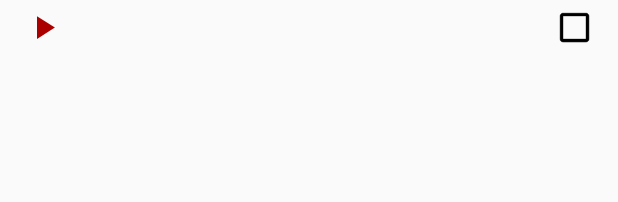
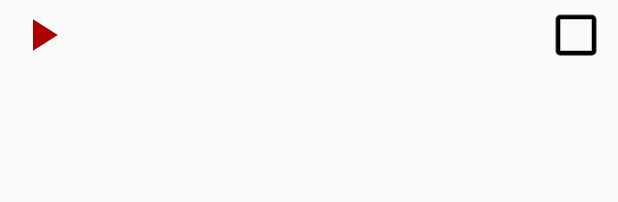
Before and after one commit to helagro/routine-app, an Android app: the layout step_row.xml on its own in the app's theme, with its tools: preview values and no code run, on a phone screen of 412 x 824 dp. Shown: the top 202 px of the screen. Run offline under Robolectric (Android 15) with nearby library versions, the phone set to English and light mode, and no system bars; network calls fail.

Commit message:
minor fixes

```diff
--- a/app/src/main/java/com/hlag/routine/FileManager.kt
+++ b/app/src/main/java/com/hlag/routine/FileManager.kt
@@ -11,7 +11,6 @@ class FileManager {
 
         fun readFile(name: String?): Routine? {
             val text = StringBuilder()
-            Log.d("tag", "Routine file:  " + File(dir, name + ".txt").absoluteFile)
 
             try {
                 val br = BufferedReader(FileReader(File(dir, name + ".txt")))
@@ -34,7 +33,6 @@ class FileManager {
             val text = Gson().toJson(routine).toString()
             val file = File(dir, routine.name + ".txt")
 
-            Log.d("tag", text + "    file:" + file)
             val fileOutputStream = FileOutputStream(file)
             fileOutputStream.use { fileOutputStream ->
                 fileOutputStream.write(text.toByteArray())
--- a/app/src/main/res/layout/step_row.xml
+++ b/app/src/main/res/layout/step_row.xml
@@ -5,11 +5,11 @@
     android:layout_height="wrap_content"
     android:orientation="horizontal"
     android:paddingVertical="5dp"
-    android:paddingHorizontal="16dp">
+    android:paddingHorizontal="10dp">
 
     <ImageButton
-        android:layout_width="26dp"
-        android:layout_height="26dp"
+        android:layout_width="36dp"
+        android:layout_height="36dp"
         android:id="@+id/step_play_row"
         android:src="@drawable/ic_play_arrow_black_24dp"
         android:background="@null"
@@ -17,18 +17,18 @@
         />
 
     <TextView
-        android:layout_marginLeft="10dp"
+        android:layout_marginLeft="5dp"
         android:id="@+id/tvAnimalName"
         android:layout_width="wrap_content"
         android:layout_height="wrap_content"
         android:layout_toRightOf="@id/step_play_row"
         android:textSize="20sp"
-        android:layout_marginRight="30dp" />
+        android:layout_marginRight="40dp" />
 
     <ImageButton
         android:id="@+id/step_finished"
-        android:layout_width="26dp"
-        android:layout_height="26dp"
+        android:layout_width="36dp"
+        android:layout_height="36dp"
         android:layout_alignParentRight="true"
         android:src="@drawable/ic_check_box_outline_blank_black_24dp"
         android:background="@null"
--- a/build.gradle
+++ b/build.gradle
@@ -8,7 +8,7 @@ buildscript {
         mavenCentral()
     }
     dependencies {
-        classpath 'com.android.tools.build:gradle:4.1.3'
+        classpath 'com.android.tools.build:gradle:7.1.0-alpha03'
         classpath "org.jetbrains.kotlin:kotlin-gradle-plugin:$kotlin_version"
 
         // NOTE: Do not place your application dependencies here; they belong
```
Also changed, not shown: app/src/main/java/com/hlag/routine/StepsActivity.kt (+23 -20 lines), gradle/wrapper/gradle-wrapper.properties.
